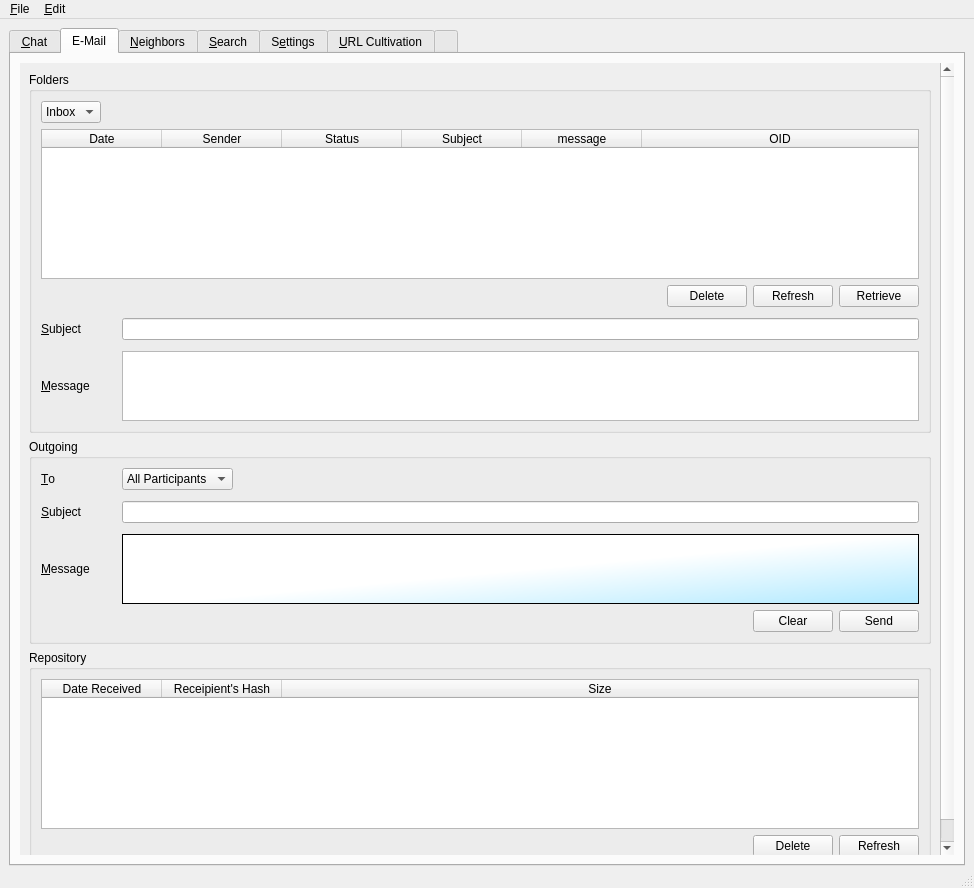
Qt form UI/controlcenter.ui (xloem/spot-on-svn) before a commit.
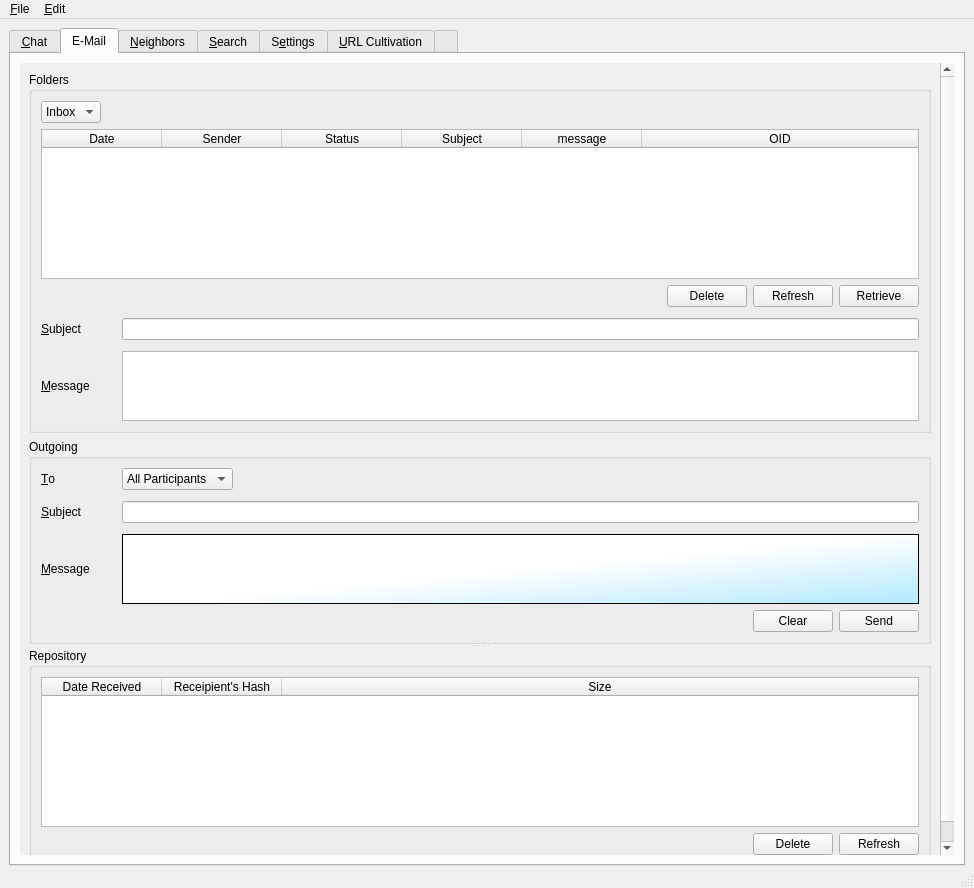
The same form after that commit. The open tabs and pages were chosen to show the change. Icons and pictures are not drawn. Custom widgets are drawn as their Qt base class.

Commit message: Added a vertical splitter to the e-mail tab.

What changed in the file:
```diff
--- a/UI/controlcenter.ui
+++ b/UI/controlcenter.ui
@@ -404,9 +404,16 @@
              <x>0</x>
              <y>0</y>
              <width>905</width>
-             <height>914</height>
+             <height>934</height>
             </rect>
            </property>
+           <layout class="QVBoxLayout" name="verticalLayout_32">
+            <item>
+             <widget class="QSplitter" name="mailVerticalSplitter">
+              <property name="orientation">
+               <enum>Qt::Vertical</enum>
+              </property>
+              <widget class="QWidget" name="">
            <layout class="QVBoxLayout" name="verticalLayout_31">
             <item>
              <widget class="QGroupBox" name="groupBox_inboxEmail">
@@ -788,7 +795,8 @@
               </layout>
              </widget>
             </item>
-            <item>
+               </layout>
+              </widget>
              <widget class="QGroupBox" name="groupBox_2">
               <property name="title">
                <string>Repository</string>
@@ -873,6 +881,7 @@
                 </layout>
                </item>
               </layout>
+              </widget>
              </widget>
             </item>
            </layout>
```
Lines whose indentation alone changed are shown as unchanged. The commit also changes 1 other file.
